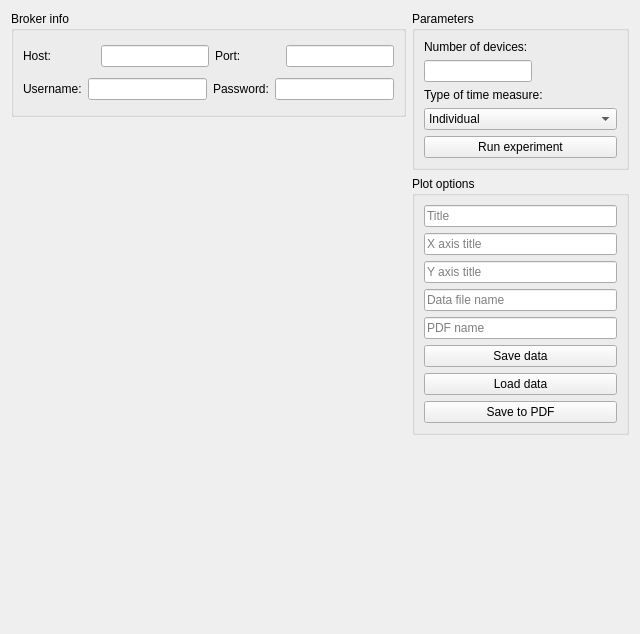
Old version of the form iot-key-agreement-gui/experimentsui.ui in the repository mateus558/Conference-key-establisher.
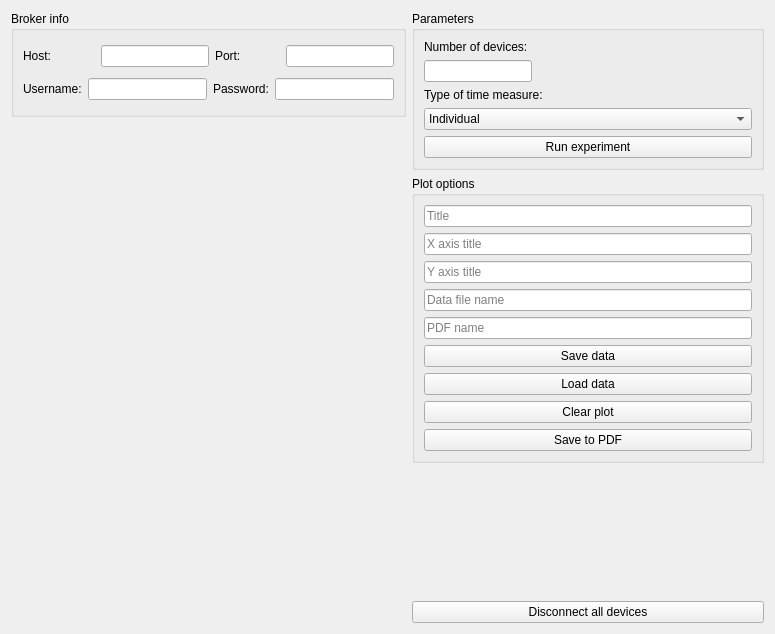
New version of the form. Custom widgets are drawn as their Qt base class.

Commit message: Experiments UI funcionalities added.

```diff
--- a/iot-key-agreement-gui/experimentsui.ui
+++ b/iot-key-agreement-gui/experimentsui.ui
@@ -6,7 +6,7 @@
    <rect>
     <x>0</x>
     <y>0</y>
-    <width>640</width>
+    <width>775</width>
     <height>634</height>
    </rect>
   </property>
@@ -238,6 +238,13 @@
             </property>
            </widget>
           </item>
+          <item>
+           <widget class="QPushButton" name="pushButton_clear_plot">
+            <property name="text">
+             <string>Clear plot</string>
+            </property>
+           </widget>
+          </item>
           <item>
            <widget class="QPushButton" name="pushButton_save_pdf">
             <property name="text">
@@ -261,6 +268,13 @@
          </property>
         </spacer>
        </item>
+       <item>
+        <widget class="QPushButton" name="pushButton_2">
+         <property name="text">
+          <string>Disconnect all devices</string>
+         </property>
+        </widget>
+       </item>
       </layout>
      </item>
     </layout>
```
The commit also changes 3 other files.
